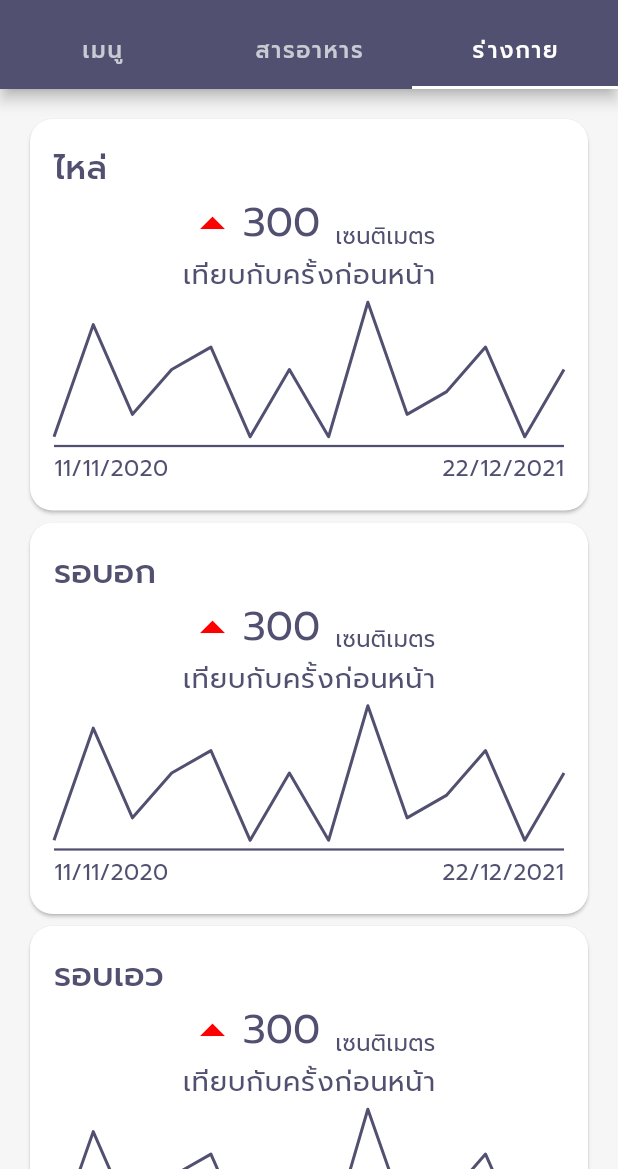
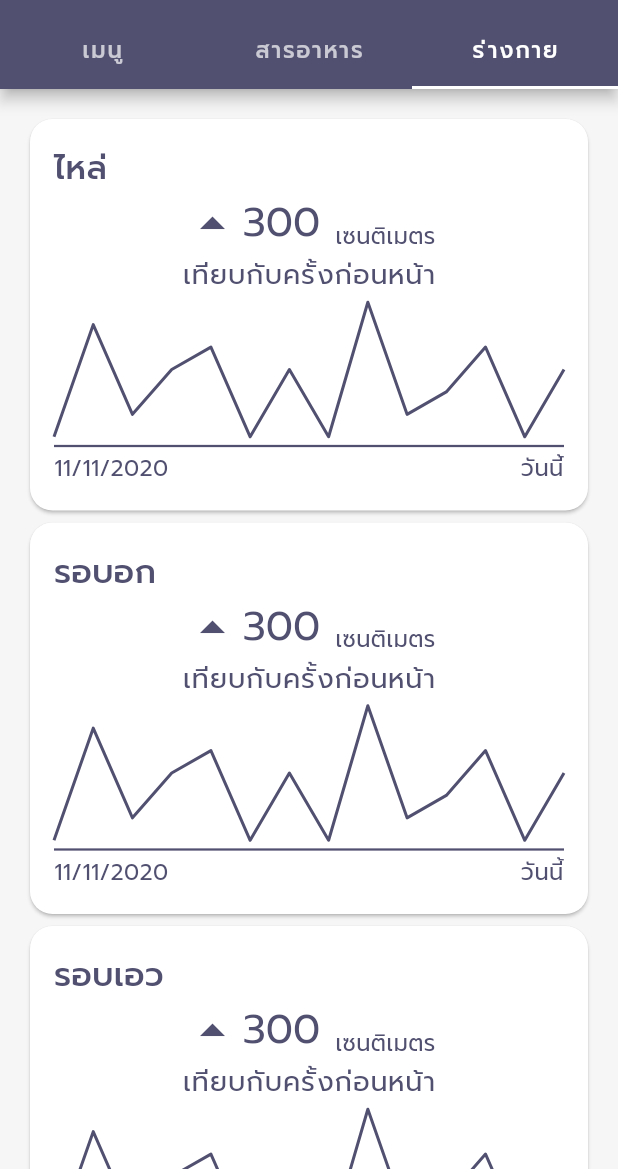
Before and after one commit to kumaru09/foodandbody, a Flutter app: the History screen opened directly, tab 3 chosen, on a phone screen of 412 x 824 dp, the part 67-1236 px from its top. Run offline on Flutter 3.47's test engine with Material 2 defaults, Android fonts, the phone set to English and light mode, and no system bars; drawn by our look-alikes of fl_chart; our stand-ins replace bloc, bloc_concurrency, cloud_firestore, equatable, firebase_auth, firebase_core and 6 more; missing offline and left inert: flow_builder, flutter_facebook_auth, pedantic; accounts and stored records are empty.

Commit message:
Edit sign color

```diff
--- a/lib/screens/history/history.dart
+++ b/lib/screens/history/history.dart
@@ -8,7 +8,7 @@ class History extends StatelessWidget {
   History({Key? key}) : super(key: key);
 
   DateTime startDate = DateTime(2020, 11, 11);
-  DateTime stopDate = DateTime(2021, 12, 22);
+  DateTime stopDate = DateTime.now();
 
   List<int> graphData = [
     1500,
--- a/lib/screens/history/tab/history_card.dart
+++ b/lib/screens/history/tab/history_card.dart
@@ -27,12 +27,6 @@ class HistoryCard extends StatelessWidget {
         : '${date.day}/${date.month}/${date.year}';
   }
 
-  Widget signIcon() {
-    return dataList[dataList.length - 1] - dataList[dataList.length - 2] > 0
-        ? Icon(Icons.arrow_drop_up, color: Color(0xFFFF0000), size: 40)
-        : Icon(Icons.arrow_drop_down, color: Color(0xFF0EBA29), size: 40);
-  }
-
   @override
   Widget build(BuildContext context) {
     return Card(
@@ -53,10 +47,14 @@ class HistoryCard extends StatelessWidget {
                 mainAxisAlignment: MainAxisAlignment.center,
                 crossAxisAlignment: CrossAxisAlignment.end,
                 children: [
-                  if (dataList[dataList.length - 1] -
-                          dataList[dataList.length - 2] !=
-                      0)
-                    signIcon(),
+                  Icon(
+                      dataList[dataList.length - 1] -
+                                  dataList[dataList.length - 2] >
+                              0
+                          ? Icons.arrow_drop_up
+                          : Icons.arrow_drop_down,
+                      color: Theme.of(context).colorScheme.secondary,
+                      size: 40),
                   Text(
                     '${(dataList[dataList.length - 1] - dataList[dataList.length - 2]).abs()} ',
                     style: Theme.of(context).textTheme.headline5!.merge(
```
